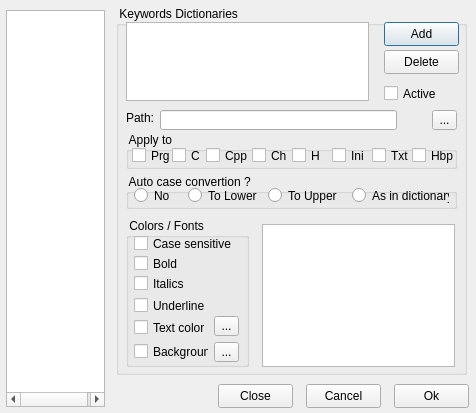
Above: harbour/contrib/hbide/setup.ui from harbour/core before the change. Below: the same form after it.
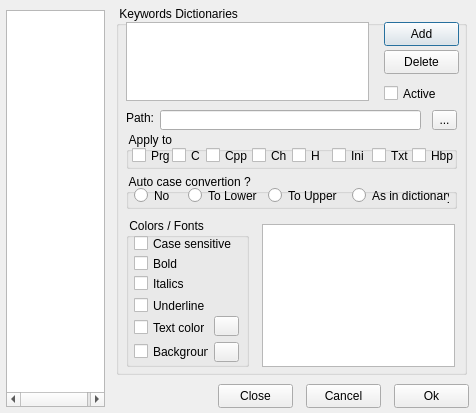
That is the form after the change. The open tabs and pages were chosen to show the change. Icons and pictures are not drawn.

Commit message: 2012-08-21 10:02 UTC-0800 Pritpal Bedi (bedipritpal@hotmail.com)   * contrib/hbide/actions.prg     - Removed: some options which cannot be implemented, at least        from here.   * contrib/hbide/dict.prg   * contrib/hbide/saveload.prg   * contrib/hbide/setup.ui   * contrib/hbide/themes.prg     + Advanced: User-Dictionaries.

Patch:
```diff
--- a/harbour/contrib/hbide/setup.ui
+++ b/harbour/contrib/hbide/setup.ui
@@ -2044,7 +2044,7 @@
        <rect>
         <x>44</x>
         <y>104</y>
-        <width>237</width>
+        <width>261</width>
         <height>20</height>
        </rect>
       </property>
@@ -2371,7 +2371,7 @@
         </rect>
        </property>
        <property name="text">
-        <string>...</string>
+        <string/>
        </property>
       </widget>
       <widget class="QToolButton" name="btnDictColorBack">
@@ -2384,7 +2384,7 @@
         </rect>
        </property>
        <property name="text">
-        <string>...</string>
+        <string/>
        </property>
       </widget>
      </widget>
```
Left out of the diff: 11 changed lines with no effect on the pictures. The commit also changes 5 other files.
